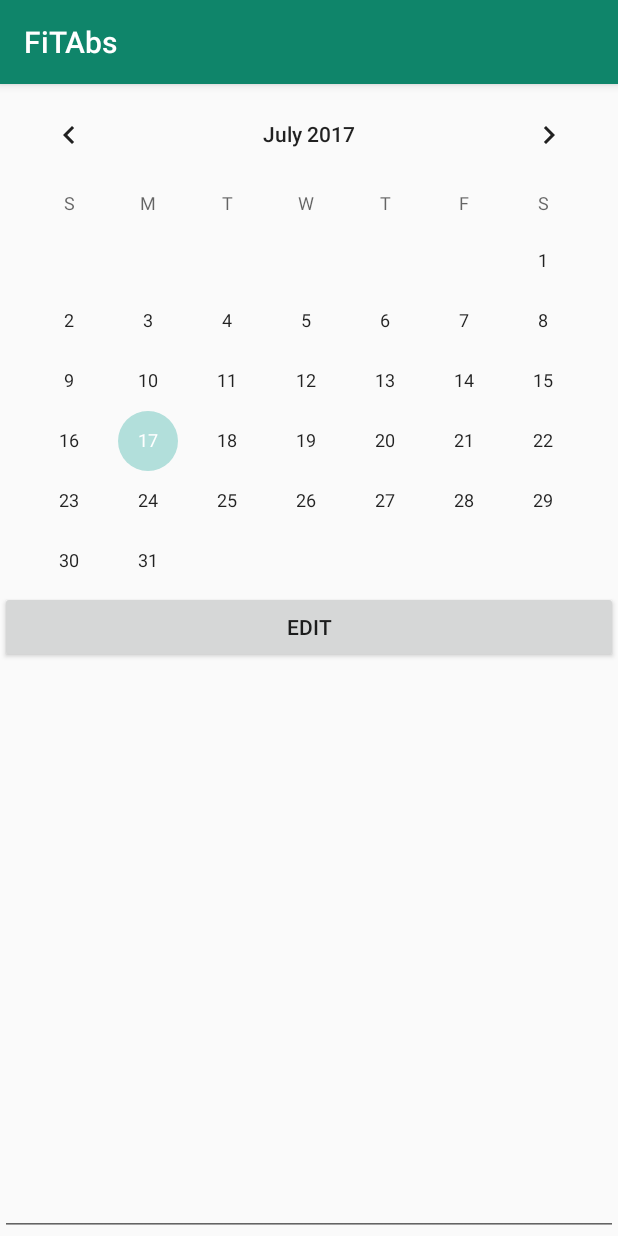
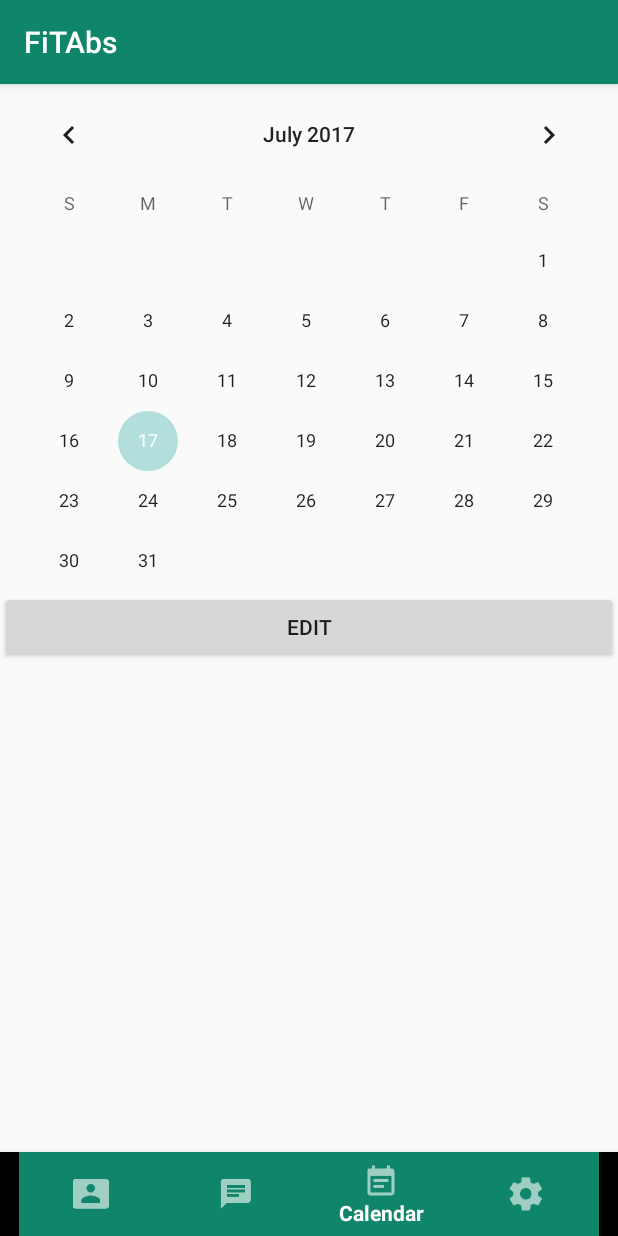
Before and after one commit to clicket7/FiTAbs, an Android app: the MyCalendarActivity screen opened directly, with no data from a screen before it, on a phone screen of 412 x 824 dp. Run offline under Robolectric (Android 15) with nearby library versions, the phone set to English and light mode, and no system bars.

```diff
--- a/app/src/main/java/com/example/student/fitabs/MyCalendarActivity.java
+++ b/app/src/main/java/com/example/student/fitabs/MyCalendarActivity.java
@@ -54,9 +54,7 @@ public class MyCalendarActivity extends AppCompatActivity implements View.OnClic
             }
 
         });
-/*
 
-        setContentView(R.layout.activity_main);
         //Define bottom navigation view (thats why design library in gradle was imported)
         BottomNavigationView bottomNavigationView = (BottomNavigationView) findViewById (R.id.bottom_navigation);
 
@@ -93,7 +91,7 @@ public class MyCalendarActivity extends AppCompatActivity implements View.OnClic
                 return true;
             }
         });
-*/
+
 
     }
 
--- a/app/src/main/res/layout/activity_main.xml
+++ b/app/src/main/res/layout/activity_main.xml
@@ -1,7 +1,7 @@
 <?xml version="1.0" encoding="utf-8"?>
-<LinearLayout
-    xmlns:android="http://schemas.android.com/apk/res/android"
+<RelativeLayout xmlns:android="http://schemas.android.com/apk/res/android"
     xmlns:tools="http://schemas.android.com/tools"
+    xmlns:app="http://schemas.android.com/apk/res-auto"
     android:layout_width="match_parent"
     android:layout_height="match_parent"
     android:orientation="vertical"
@@ -13,10 +13,12 @@
         android:id="@+id/calendarView" />
 
     <Button
-        android:text="Save"
+        android:id="@+id/button8"
         android:layout_width="match_parent"
         android:layout_height="wrap_content"
-        android:id="@+id/button8" />
+        android:layout_alignParentStart="true"
+        android:layout_below="@+id/calendarView"
+        android:text="Save" />
 
     <EditText
         android:layout_width="match_parent"
@@ -24,6 +26,20 @@
         android:inputType="textMultiLine"
         android:layout_gravity="top"
         android:ems="10"
-        android:id="@+id/editText" />
+        android:id="@+id/editText"
+        android:layout_below="@+id/button8" />
 
-</LinearLayout>
+    <android.support.design.widget.BottomNavigationView
+        android:id="@+id/bottom_navigation"
+        android:layout_width="match_parent"
+        android:layout_height="wrap_content"
+        android:layout_alignParentBottom="true"
+        app:itemBackground="@color/colorPrimary"
+        app:itemIconTint="@drawable/nav_item_color_state"
+        app:itemTextColor="@drawable/nav_item_color_state"
+        app:menu="@menu/bottom_navigation_main"
+        app:layout_constraintBottom_toBottomOf="parent"
+        android:layout_marginBottom="0dp">
+    </android.support.design.widget.BottomNavigationView>
+
+</RelativeLayout>
```
